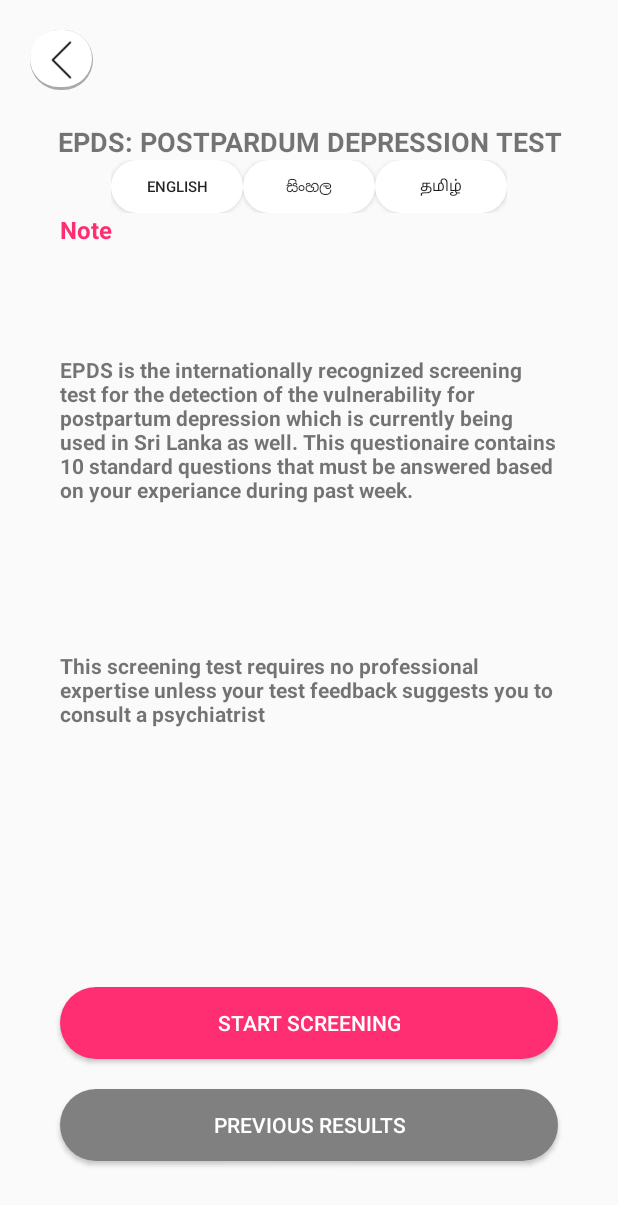
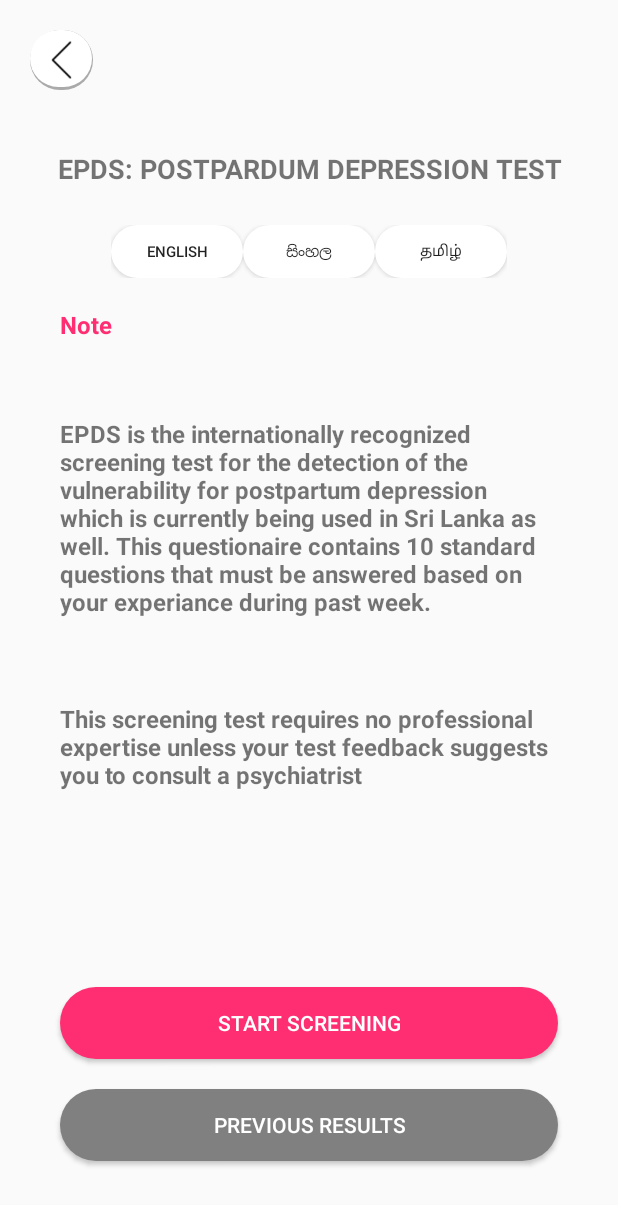
Before and after one commit to rainsquad/Tranqil_Doctor_AppointmentChanneling_App, an Android app: the ScreenTestStartActivity screen opened directly, with no data from a screen before it, on a phone screen of 412 x 824 dp. Shown: the top 1205 px of the screen. Run offline under Robolectric (Android 15) with nearby library versions, the phone set to English and light mode, and no system bars.

Commit message:
17/03/2023 - Bug fixed

```diff
--- a/app/src/main/java/com/example/tranquilapplication/MainActivities/BookDoctorActivity.java
+++ b/app/src/main/java/com/example/tranquilapplication/MainActivities/BookDoctorActivity.java
@@ -299,6 +299,8 @@ public class BookDoctorActivity extends AppCompatActivity implements View.OnClic
         } else {
             UploadDoctorSchedule();
 
+
+
         }
 
 
@@ -318,7 +320,7 @@ public class BookDoctorActivity extends AppCompatActivity implements View.OnClic
         params.put("doctorapprovalstatus", statusHidden.getText().toString());
 
         doctorschedule(params);
-        notifypatient();
+
 
     }
     public void notifypatient()
@@ -357,8 +359,14 @@ public class BookDoctorActivity extends AppCompatActivity implements View.OnClic
                 if (responseBody != null) {
                     if (responseBody.getSuccess().equals("1")) {
                         SharedPreferences preferences = getSharedPreferences(Constants.PREFERENCE_NAME, MODE_PRIVATE);
+
+                        notifypatient();
+
+
+
                         Intent i = new Intent(BookDoctorActivity.this, AppointmentConfirmedActivity.class);
-                        startActivity(i);
+                    startActivity(i);
+
                         finish();
                     } else {
                         Toast.makeText(BookDoctorActivity.this, responseBody.getMessage(), Toast.LENGTH_SHORT).show();
--- a/app/src/main/java/com/example/tranquilapplication/ResponseModels/NotificationReminderBroadcadst.java
+++ b/app/src/main/java/com/example/tranquilapplication/ResponseModels/NotificationReminderBroadcadst.java
@@ -47,6 +47,7 @@ public class NotificationReminderBroadcadst extends BroadcastReceiver {
                 .setContentIntent(pi)   ;
         NotificationManagerCompat notificationManagerCompat = NotificationManagerCompat.from(context);
         notificationManagerCompat.notify(123, builder.build());
+
     }
 
 
--- a/app/src/main/res/layout/activity_book_doctor.xml
+++ b/app/src/main/res/layout/activity_book_doctor.xml
@@ -54,7 +54,7 @@
                     android:layout_marginTop="10dp">
 
                     <TextView
-                        android:layout_width="wrap_content"
+                        android:layout_width="match_parent"
                         android:layout_height="wrap_content"
                         android:text="BOOK A VIDEO CALL WITH,"
 
--- a/app/src/main/res/layout/activity_doctor_details_expand.xml
+++ b/app/src/main/res/layout/activity_doctor_details_expand.xml
@@ -13,7 +13,7 @@
 
         <ImageView
             android:id="@+id/imgBack2"
-            android:layout_width="match_parent"
+            android:layout_width="42dp"
             android:layout_height="40dp"
             android:layout_marginStart="20dp"
             android:layout_marginTop="20dp"
--- a/app/src/main/res/layout/activity_screen_test_start.xml
+++ b/app/src/main/res/layout/activity_screen_test_start.xml
@@ -29,7 +29,7 @@
         android:layout_width="match_parent"
         android:layout_height="wrap_content"
         android:layout_above="@id/choices_layout"
-        android:layout_marginTop="22dp"
+        android:layout_marginTop="40dp"
         android:text="EPDS: POSTPARDUM DEPRESSION TEST"
         android:textAlignment="center"
         android:textSize="18dp"
@@ -43,6 +43,7 @@
         android:layout_width="wrap_content"
         android:layout_height="35dp"
         android:layout_marginStart="40dp"
+        android:layout_marginTop="25dp"
         android:layout_marginEnd="40dp"
         android:columnCount="3"
         android:foregroundGravity="center_horizontal"
@@ -56,10 +57,10 @@
         <Button
             android:id="@+id/btn1"
             android:layout_width="wrap_content"
-            android:layout_height="wrap_content"
+            android:layout_height="match_parent"
             android:layout_gravity="center"
+            android:background="@drawable/button_round_white"
             android:gravity="center"
-            android:background="@drawable/button_round_white"
             android:text="English"
             android:textSize="10sp" />
 
@@ -67,8 +68,8 @@
             android:id="@+id/btn2"
             android:layout_width="wrap_content"
             android:layout_height="wrap_content"
+            android:layout_gravity="center"
             android:background="@drawable/button_round_white"
-            android:layout_gravity="center"
             android:gravity="center"
             android:text="සිංහල"
             android:textSize="10sp" />
@@ -77,8 +78,8 @@
             android:id="@+id/btn3"
             android:layout_width="wrap_content"
             android:layout_height="wrap_content"
+            android:layout_gravity="center"
             android:background="@drawable/button_round_white"
-            android:layout_gravity="center"
             android:gravity="center"
             android:text="தமிழ்"
             android:textSize="10sp" />
@@ -92,6 +93,7 @@
         android:layout_height="22dp"
         android:layout_above="@id/choices_layout"
         android:layout_marginStart="40dp"
+        android:layout_marginTop="20dp"
         android:layout_marginEnd="40dp"
         android:text="Note"
         android:textColor="@color/Red"
@@ -107,10 +109,11 @@
         android:layout_height="wrap_content"
         android:layout_above="@id/choices_layout"
         android:layout_marginStart="40dp"
+        android:layout_marginTop="20dp"
         android:layout_marginEnd="40dp"
         android:layout_marginBottom="20dp"
         android:text="EPDS is the internationally recognized screening test for the detection of the vulnerability for postpartum depression which is currently being used in Sri Lanka as well. This questionaire contains 10 standard questions that must be answered based on your experiance during past week."
-        android:textSize="14sp"
+        android:textSize="16sp"
         android:textStyle="bold"
         app:layout_constraintBottom_toTopOf="@+id/textView6"
         app:layout_constraintEnd_toEndOf="parent"
@@ -127,7 +130,7 @@
         android:layout_marginEnd="40dp"
         android:layout_marginBottom="100dp"
         android:text="This screening test requires no professional expertise unless your test feedback suggests you to consult a psychiatrist"
-        android:textSize="14sp"
+        android:textSize="16sp"
         android:textStyle="bold"
         app:layout_constraintBottom_toTopOf="@+id/btnstartscreening"
         app:layout_constraintEnd_toEndOf="parent"
```
